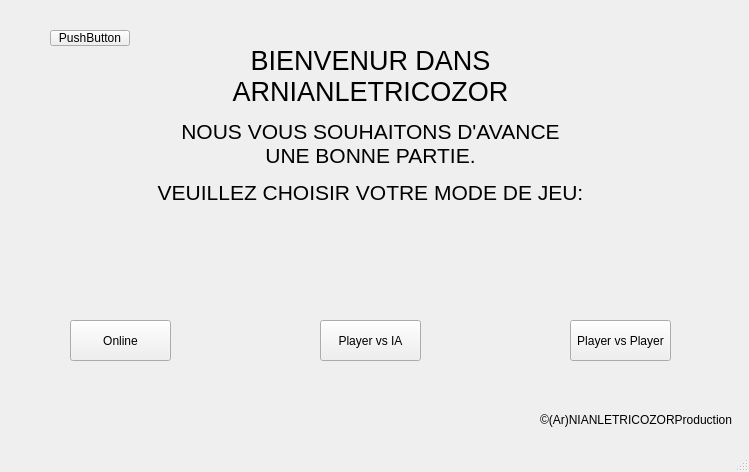
karamandrew/Arnianletricozor, file introwindow.ui: the form before one commit.
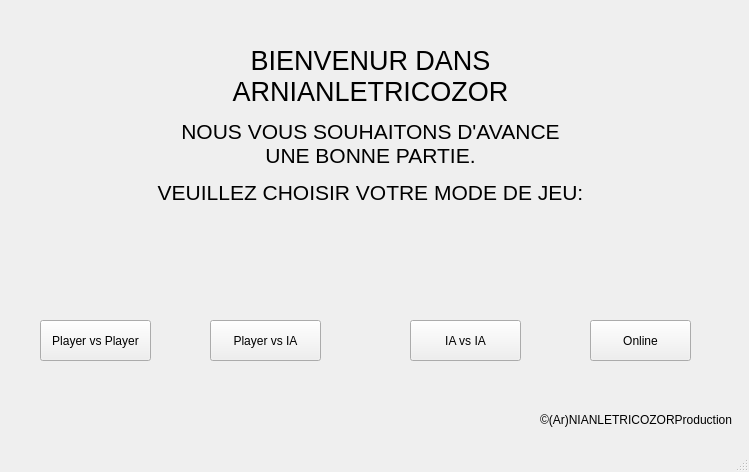
The form after the commit.

Patch:
```diff
--- a/introwindow.ui
+++ b/introwindow.ui
@@ -17,9 +17,9 @@
    <widget class="QPushButton" name="pushButton">
     <property name="geometry">
      <rect>
-      <x>570</x>
+      <x>40</x>
       <y>320</y>
-      <width>101</width>
+      <width>111</width>
       <height>41</height>
      </rect>
     </property>
@@ -30,9 +30,9 @@
    <widget class="QPushButton" name="pushButton_2">
     <property name="geometry">
      <rect>
-      <x>320</x>
+      <x>210</x>
       <y>320</y>
-      <width>101</width>
+      <width>111</width>
       <height>41</height>
      </rect>
     </property>
@@ -43,7 +43,7 @@
    <widget class="QPushButton" name="pushButton_3">
     <property name="geometry">
      <rect>
-      <x>70</x>
+      <x>590</x>
       <y>320</y>
       <width>101</width>
       <height>41</height>
@@ -82,14 +82,14 @@
    <widget class="QPushButton" name="pushButton_4">
     <property name="geometry">
      <rect>
-      <x>50</x>
-      <y>30</y>
-      <width>80</width>
-      <height>16</height>
+      <x>410</x>
+      <y>320</y>
+      <width>111</width>
+      <height>41</height>
      </rect>
     </property>
     <property name="text">
-     <string>PushButton</string>
+     <string>IA vs IA</string>
     </property>
    </widget>
   </widget>
```
Left out of the diff: 2 changed lines with no effect on the pictures.
